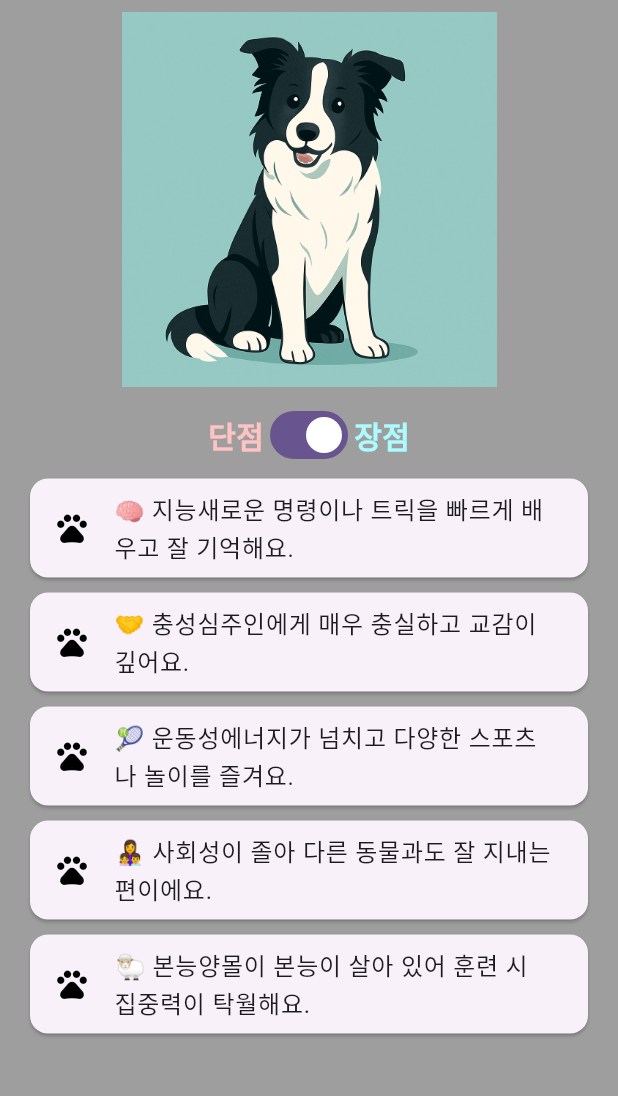
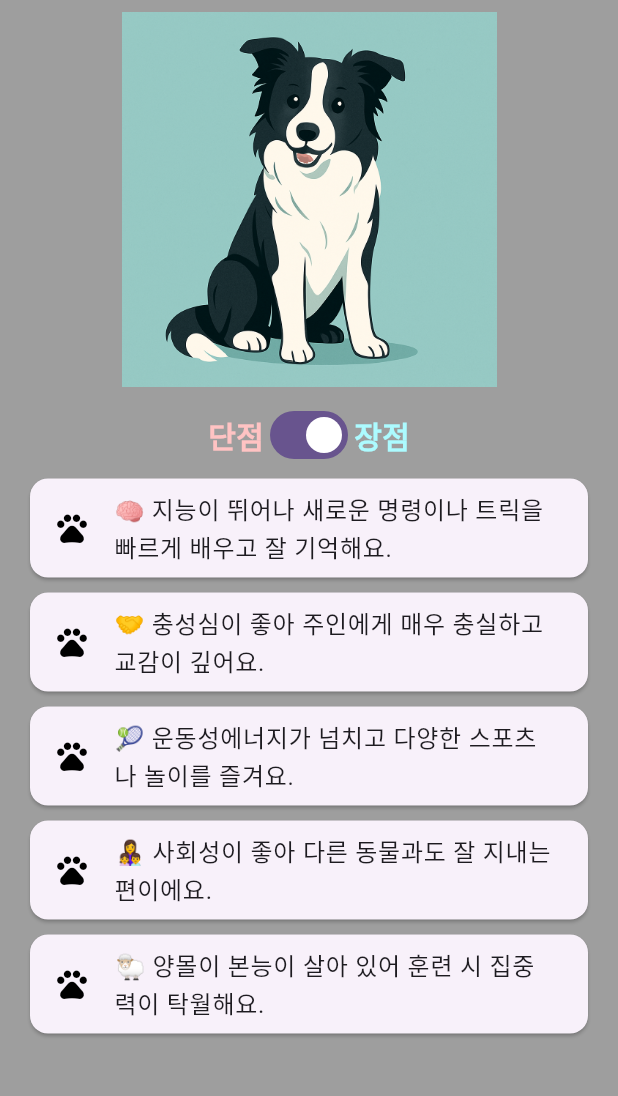
Before and after one commit to littlehippo01/2nd_Project, a Flutter app: the Info3 screen opened directly, on a phone screen of 412 x 824 dp, the part 84-1180 px from its top. Run offline on Flutter 3.47's test engine with Material 3 defaults, Android fonts, the phone set to English and light mode, and no system bars; missing offline and left inert: team2_2nd_project_tabbar_app; statements that could not run were skipped.

Commit message:
소스 수정
오타 수정

```diff
--- a/Project_Forder/team2_2nd_project_tabbar_app/lib/Information/info_1.dart
+++ b/Project_Forder/team2_2nd_project_tabbar_app/lib/Information/info_1.dart
@@ -49,7 +49,7 @@ class _Info1State extends State<Info1> {
                   padding: const EdgeInsets.all(8.0),
                   child: ElevatedButton(onPressed:() {
                     Navigator.push(context,MaterialPageRoute(builder: (context){
-            return FirstPage();
+            return info2();
           }));
                   } ,
                   style: ElevatedButton.styleFrom(
@@ -69,7 +69,7 @@ class _Info1State extends State<Info1> {
                   child: ElevatedButton(onPressed:() {
 
                      Navigator.push(context,MaterialPageRoute(builder: (context){
-                      return SecondPage();
+                      return Info3();
                            }));
                   } ,
                   style: ElevatedButton.styleFrom(
--- a/Project_Forder/team2_2nd_project_tabbar_app/lib/Information/info_2.dart
+++ b/Project_Forder/team2_2nd_project_tabbar_app/lib/Information/info_2.dart
@@ -21,7 +21,7 @@ class _Info2State extends State<Info2> {
     },
     {
       "title": "📖보더콜리의 운동량",
-      "description": "하루 최소 2시간 이상의 운동이 필요하며,\n 다양한 놀이와 활동을 즐깁니다.",
+      "description": "하루 최소 2시간 이상의 운동이 필요하며,다양한 놀이와 활동을 즐깁니다.",
     },
     {
        "title": "📖보더콜리의 유래",
--- a/Project_Forder/team2_2nd_project_tabbar_app/lib/Information/info_3.dart
+++ b/Project_Forder/team2_2nd_project_tabbar_app/lib/Information/info_3.dart
@@ -17,17 +17,17 @@ class _Info3State extends State<Info3> {
     super.initState();
     swichValue = true;
     jang = [
-      "🧠 지능새로운 명령이나 트릭을 빠르게 배우고 잘 기억해요.",
-      "🤝 충성심주인에게 매우 충실하고 교감이 깊어요.",
+      "🧠 지능이 뛰어나 새로운 명령이나 트릭을 빠르게 배우고 잘 기억해요.",
+      "🤝 충성심이 좋아 주인에게 매우 충실하고 교감이 깊어요.",
       "🎾 운동성에너지가 넘치고 다양한 스포츠나 놀이를 즐겨요.",
-      "‍👩‍👧‍👦 사회성이 졸아 다른 동물과도 잘 지내는 편이에요.",
-      "‍🐑 본능양몰이 본능이 살아 있어 훈련 시 집중력이 탁월해요."
+      "‍👩‍👧‍👦 사회성이 좋아 다른 동물과도 잘 지내는 편이에요.",
+      "‍🐑 양몰이 본능이 살아 있어 훈련 시 집중력이 탁월해요."
     ];
     dan = [
-      "🏃 운동량활동량이 많아 매일 충분한 운동이 필요해요.",
-      "😵 지루함지루하면 스트레스를 받고 문제 행동을 보일 수 있어요.",
+      "🏃 운동량&활동량이 많아 매일 충분한 운동이 필요해요.",
+      "😵 지루하면 스트레스를 받고 문제 행동을 보일 수 있어요.",
       "🧽 손질털이 풍성해서 정기적인 빗질과 관리가 필요해요.",
-      "‍🧠 도전 욕구너무 똑똑해서 단순한 훈련은 금방 싫증을 느껴요."
+      "‍🧠 도전 욕구가 심하고 너무 똑똑해서 단순한 훈련은 금방 싫증을 느껴요."
     ];
 
   }
```
